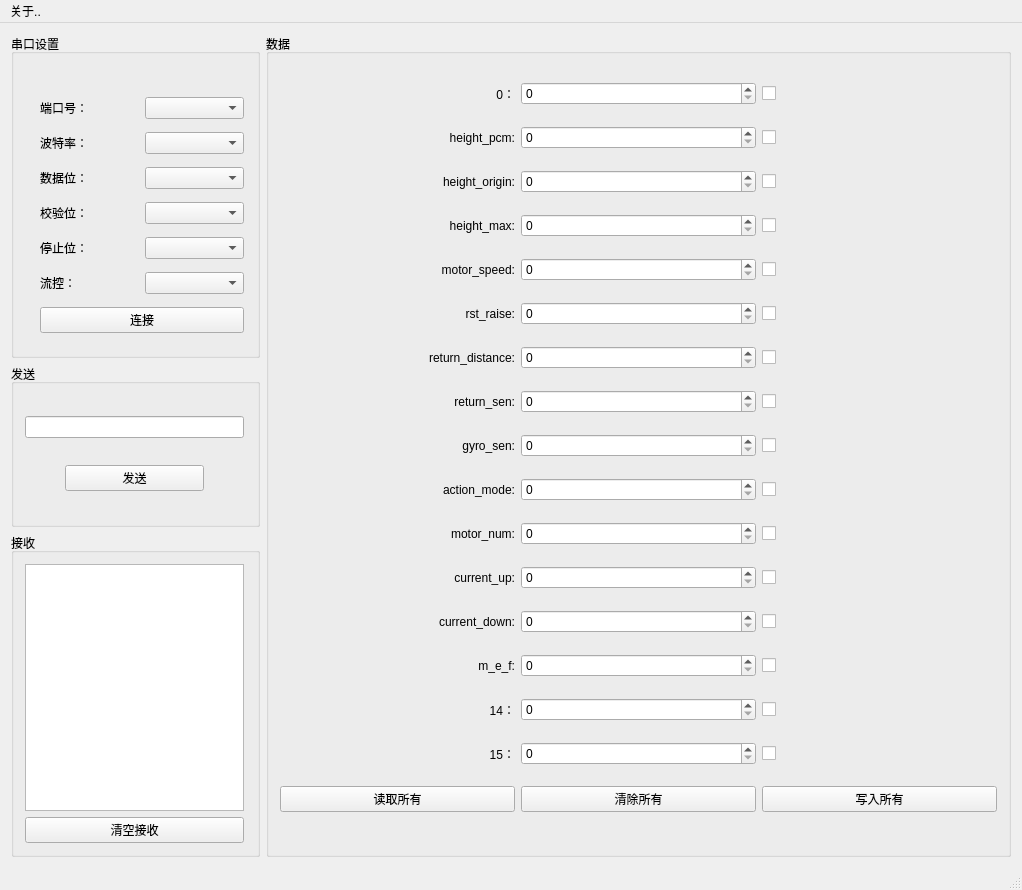
The window that QGoodWindow/QGoodWindow/Examples/GoodShowCase_tableHelper/centralwidget.ui (NewLeafG/Learning-QT) describes before a commit, drawn with Qt 5.
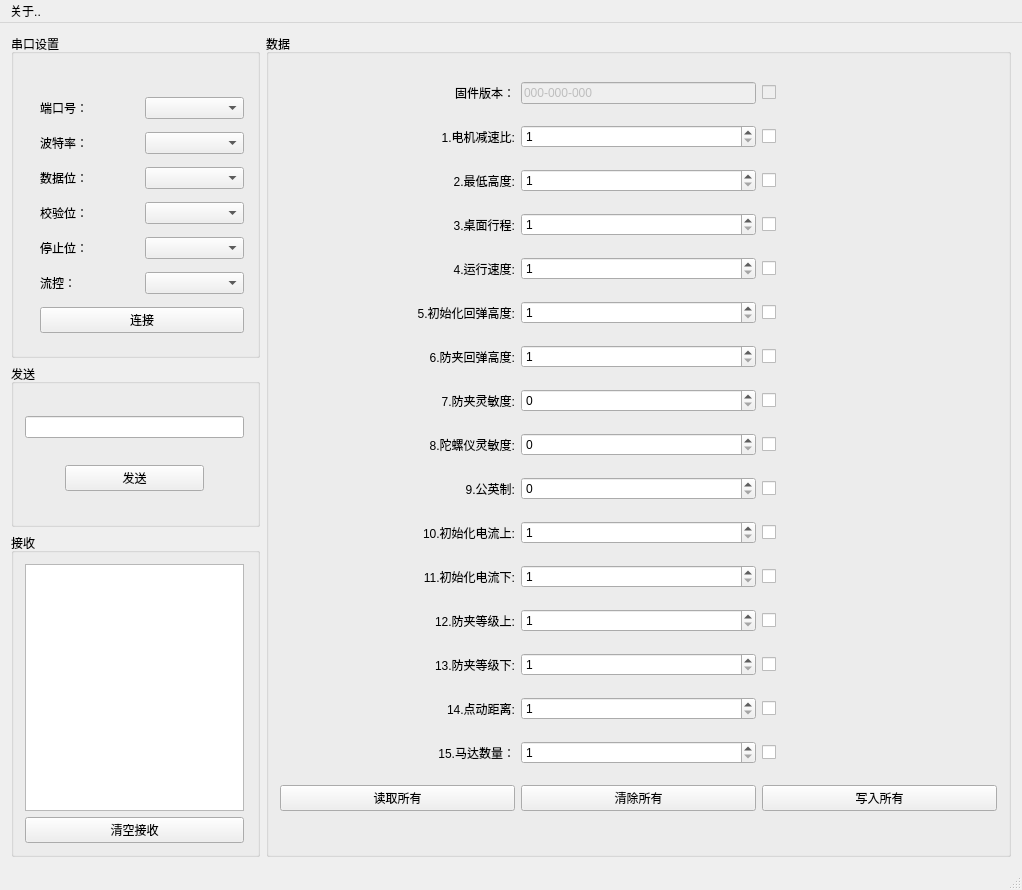
The same window after the commit.

Patch:
```diff
--- a/QGoodWindow/QGoodWindow/Examples/GoodShowCase_tableHelper/centralwidget.ui
+++ b/QGoodWindow/QGoodWindow/Examples/GoodShowCase_tableHelper/centralwidget.ui
@@ -48,11 +48,11 @@
             </spacer>
            </item>
            <item>
-            <layout class="QHBoxLayout" name="horizontalLayout_22">
+            <layout class="QHBoxLayout" name="horizontalLayout_22" stretch="1,1,1">
              <item>
               <widget class="QLabel" name="label_20">
                <property name="text">
-                <string>0：</string>
+                <string>固件版本：</string>
                </property>
                <property name="alignment">
                 <set>Qt::AlignRight|Qt::AlignTrailing|Qt::AlignVCenter</set>
@@ -60,18 +60,27 @@
               </widget>
              </item>
              <item>
-              <widget class="QSpinBox" name="spinBox_3">
-               <property name="maximum">
-                <number>255</number>
+              <widget class="QLineEdit" name="lineEdit_version">
+               <property name="enabled">
+                <bool>false</bool>
+               </property>
+               <property name="text">
+                <string>000-000-000</string>
                </property>
               </widget>
              </item>
              <item>
-              <widget class="QCheckBox" name="checkBox_3">
+              <widget class="QCheckBox" name="cb_version">
+               <property name="enabled">
+                <bool>false</bool>
+               </property>
                <property name="text">
                 <string/>
                </property>
                <property name="checkable">
+                <bool>true</bool>
+               </property>
+               <property name="checked">
                 <bool>false</bool>
                </property>
               </widget>
@@ -83,7 +92,7 @@
              <item>
               <widget class="QLabel" name="label_19">
                <property name="text">
-                <string>height_pcm:</string>
+                <string>1.电机减速比:</string>
                </property>
                <property name="alignment">
                 <set>Qt::AlignRight|Qt::AlignTrailing|Qt::AlignVCenter</set>
@@ -92,6 +101,9 @@
              </item>
              <item>
               <widget class="QSpinBox" name="sb_data1">
+               <property name="minimum">
+                <number>1</number>
+               </property>
                <property name="maximum">
                 <number>255</number>
                </property>
@@ -114,7 +126,7 @@
              <item>
               <widget class="QLabel" name="label_18">
                <property name="text">
-                <string>height_origin:</string>
+                <string>2.最低高度:</string>
                </property>
                <property name="alignment">
                 <set>Qt::AlignRight|Qt::AlignTrailing|Qt::AlignVCenter</set>
@@ -123,6 +135,9 @@
              </item>
              <item>
               <widget class="QSpinBox" name="sb_data2">
+               <property name="minimum">
+                <number>1</number>
+               </property>
                <property name="maximum">
                 <number>255</number>
                </property>
@@ -142,7 +157,7 @@
              <item>
               <widget class="QLabel" name="label_17">
                <property name="text">
-                <string>height_max:</string>
+                <string>3.桌面行程:</string>
                </property>
                <property name="alignment">
                 <set>Qt::AlignRight|Qt::AlignTrailing|Qt::AlignVCenter</set>
@@ -151,6 +166,9 @@
              </item>
              <item>
               <widget class="QSpinBox" name="sb_data3">
+               <property name="minimum">
+                <number>1</number>
+               </property>
                <property name="maximum">
                 <number>255</number>
                </property>
@@ -170,7 +188,7 @@
              <item>
               <widget class="QLabel" name="label_16">
                <property name="text">
-                <string>motor_speed:</string>
+                <string>4.运行速度:</string>
                </property>
                <property name="alignment">
                 <set>Qt::AlignRight|Qt::AlignTrailing|Qt::AlignVCenter</set>
@@ -179,6 +197,9 @@
              </item>
              <item>
               <widget class="QSpinBox" name="sb_data4">
+               <property name="minimum">
+                <number>1</number>
+               </property>
                <property name="maximum">
                 <number>255</number>
                </property>
@@ -198,7 +219,7 @@
              <item>
               <widget class="QLabel" name="label_15">
                <property name="text">
-                <string>rst_raise:</string>
+                <string>5.初始化回弹高度:</string>
                </property>
                <property name="alignment">
                 <set>Qt::AlignRight|Qt::AlignTrailing|Qt::AlignVCenter</set>
@@ -207,6 +228,9 @@
              </item>
              <item>
               <widget class="QSpinBox" name="sb_data5">
+               <property name="minimum">
+                <number>1</number>
+               </property>
                <property name="maximum">
                 <number>255</number>
                </property>
@@ -226,7 +250,7 @@
              <item>
               <widget class="QLabel" name="label_14">
                <property name="text">
-                <string>return_distance:</string>
+                <string>6.防夹回弹高度:</string>
                </property>
                <property name="alignment">
                 <set>Qt::AlignRight|Qt::AlignTrailing|Qt::AlignVCenter</set>
@@ -235,6 +259,9 @@
              </item>
              <item>
               <widget class="QSpinBox" name="sb_data6">
+               <property name="minimum">
+                <number>1</number>
+               </property>
                <property name="maximum">
                 <number>255</number>
                </property>
@@ -254,7 +281,7 @@
              <item>
               <widget class="QLabel" name="label_13">
                <property name="text">
-                <string>return_sen:</string>
+                <string>7.防夹灵敏度:</string>
                </property>
                <property name="alignment">
                 <set>Qt::AlignRight|Qt::AlignTrailing|Qt::AlignVCenter</set>
@@ -264,7 +291,7 @@
              <item>
               <widget class="QSpinBox" name="sb_data7">
                <property name="maximum">
-                <number>255</number>
+                <number>8</number>
                </property>
               </widget>
              </item>
@@ -282,7 +309,7 @@
              <item>
               <widget class="QLabel" name="label_12">
                <property name="text">
-                <string>gyro_sen:</string>
+                <string>8.陀螺仪灵敏度:</string>
                </property>
                <property name="alignment">
                 <set>Qt::AlignRight|Qt::AlignTrailing|Qt::AlignVCenter</set>
@@ -292,7 +319,7 @@
              <item>
               <widget class="QSpinBox" name="sb_data8">
                <property name="maximum">
-                <number>255</number>
+                <number>1</number>
                </property>
               </widget>
              </item>
@@ -310,7 +337,7 @@
              <item>
               <widget class="QLabel" name="label_11">
                <property name="text">
-                <string>action_mode:</string>
+                <string>9.公英制:</string>
                </property>
                <property name="alignment">
                 <set>Qt::AlignRight|Qt::AlignTrailing|Qt::AlignVCenter</set>
@@ -320,7 +347,7 @@
              <item>
               <widget class="QSpinBox" name="sb_data9">
                <property name="maximum">
-                <number>255</number>
+                <number>1</number>
                </property>
               </widget>
              </item>
@@ -338,7 +365,7 @@
              <item>
               <widget class="QLabel" name="label_10">
                <property name="text">
-                <string>motor_num:</string>
+                <string>10.初始化电流上:</string>
                </property>
                <property name="alignment">
                 <set>Qt::AlignRight|Qt::AlignTrailing|Qt::AlignVCenter</set>
@@ -347,8 +374,11 @@
              </item>
              <item>
               <widget class="QSpinBox" name="sb_data10">
+               <property name="minimum">
+                <number>1</number>
+               </property>
                <property name="maximum">
-                <number>255</number>
+                <number>10</number>
                </property>
               </widget>
              </item>
@@ -366,7 +396,7 @@
              <item>
               <widget class="QLabel" name="label_9">
                <property name="text">
-                <string>current_up:</string>
+                <string>11.初始化电流下:</string>
                </property>
                <property name="alignment">
                 <set>Qt::AlignRight|Qt::AlignTrailing|Qt::AlignVCenter</set>
@@ -375,8 +405,11 @@
              </item>
              <item>
               <widget class="QSpinBox" name="sb_data11">
+               <property name="minimum">
+                <number>1</number>
+               </property>
                <property name="maximum">
-                <number>255</number>
+                <number>10</number>
                </property>
               </widget>
              </item>
@@ -394,7 +427,7 @@
              <item>
               <widget class="QLabel" name="label_8">
                <property name="text">
-                <string>current_down:</string>
+                <string>12.防夹等级上:</string>
                </property>
                <property name="alignment">
                 <set>Qt::AlignRight|Qt::AlignTrailing|Qt::AlignVCenter</set>
@@ -403,8 +436,11 @@
              </item>
              <item>
               <widget class="QSpinBox" name="sb_data12">
+               <property name="minimum">
+                <number>1</number>
+               </property>
                <property name="maximum">
-                <number>255</number>
+                <number>100</number>
                </property>
               </widget>
              </item>
@@ -422,7 +458,7 @@
              <item>
               <widget class="QLabel" name="label_7">
                <property name="text">
-                <string>m_e_f:</string>
+                <string>13.防夹等级下:</string>
                </property>
                <property name="alignment">
                 <set>Qt::AlignRight|Qt::AlignTrailing|Qt::AlignVCenter</set>
@@ -431,8 +467,11 @@
              </item>
              <item>
               <widget class="QSpinBox" name="sb_data13">
+               <property name="minimum">
+                <number>1</number>
+               </property>
                <property name="maximum">
-                <number>255</number>
+                <number>100</number>
                </property>
               </widget>
              </item>
@@ -450,7 +489,7 @@
              <item>
               <widget class="QLabel" name="label_22">
                <property name="text">
-                <string>14：</string>
+                <string>14.点动距离:</string>
                </property>
                <property name="alignment">
                 <set>Qt::AlignRight|Qt::AlignTrailing|Qt::AlignVCenter</set>
@@ -458,9 +497,12 @@
               </widget>
              </item>
              <item>
-              <widget class="QSpinBox" name="spinBox">
+              <widget class="QSpinBox" name="sb_data14">
+               <property name="minimum">
+                <number>1</number>
+               </property>
                <property name="maximum">
-                <number>255</number>
+                <number>10</number>
                </property>
               </widget>
              </item>
@@ -470,7 +512,7 @@
                 <string/>
                </property>
                <property name="checkable">
-                <bool>false</bool>
+                <bool>true</bool>
                </property>
               </widget>
              </item>
@@ -481,7 +523,7 @@
              <item>
               <widget class="QLabel" name="label_21">
                <property name="text">
-                <string>15：</string>
+                <string>15.马达数量：</string>
                </property>
                <property name="alignment">
                 <set>Qt::AlignRight|Qt::AlignTrailing|Qt::AlignVCenter</set>
@@ -489,9 +531,12 @@
               </widget>
              </item>
              <item>
-              <widget class="QSpinBox" name="spinBox_2">
+              <widget class="QSpinBox" name="sb_data15">
+               <property name="minimum">
+                <number>1</number>
+               </property>
                <property name="maximum">
-                <number>255</number>
+                <number>10</number>
                </property>
               </widget>
              </item>
@@ -501,7 +546,7 @@
                 <string/>
                </property>
                <property name="checkable">
-                <bool>false</bool>
+                <bool>true</bool>
                </property>
               </widget>
              </item>
```
Left out of the diff: 6 changed lines with no effect on the pictures.
